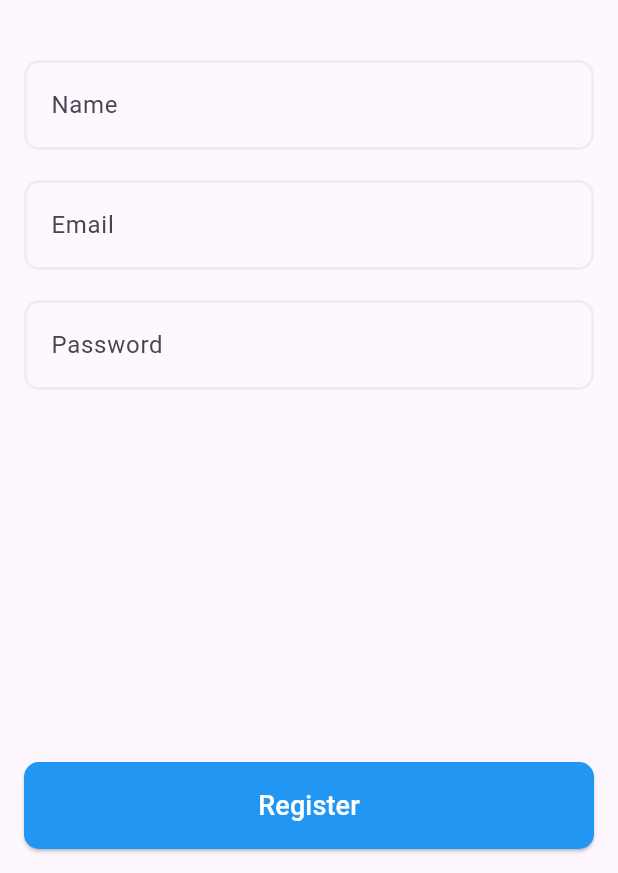
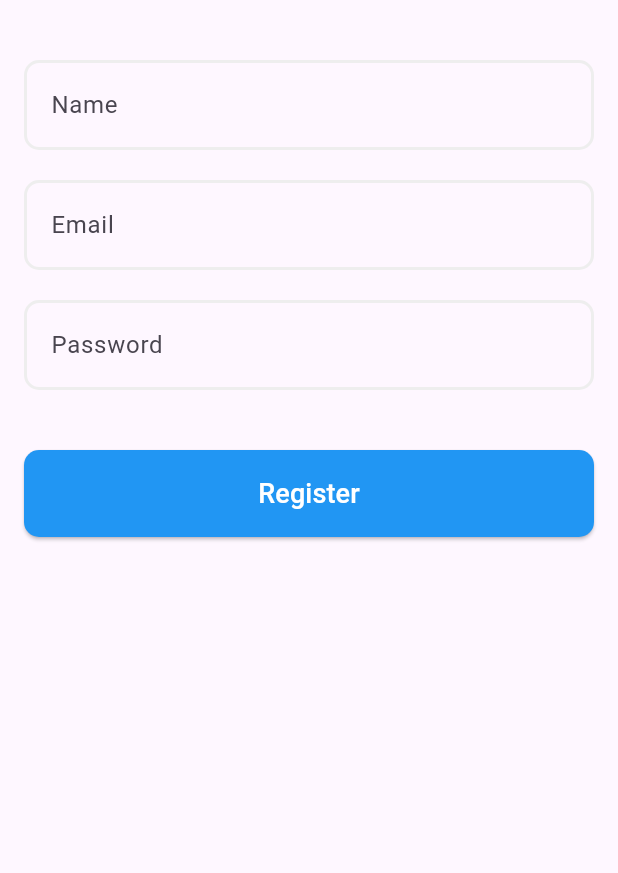
Before and after one commit to amroid0/parent_control, a Flutter app: the RegisterParentScreen screen opened by its route, on a phone screen of 412 x 824 dp, the part 363-1236 px from its top. Run offline on Flutter 3.47's test engine with Material 3 defaults, Android fonts, the light colour scheme and no system bars; our stand-ins replace bloc, cached_network_image, cloud_firestore, firebase_auth, firebase_core, flutter_bloc and 7 more; missing offline and left inert: dart:ffi, flutter_foreground_task, installed_apps, usage_stats; accounts and stored records are empty; network calls fail.

Commit message:
Implement geofencing feature for parent and child screens, add QuickAlert dependency, and refactor MyApp structure

```diff
--- /dev/null
+++ b/lib/route.dart
@@ -0,0 +1,23 @@
+import 'package:flutter/material.dart';
+import 'package:parent_control/screens/child/geofencing-feature-child/view/check_geo_child.dart';
+import 'package:parent_control/screens/child/home_child/home_child_screen.dart';
+import 'package:parent_control/screens/parent/add_child/add_child_screen.dart';
+import 'package:parent_control/screens/parent/home_parent/home_parent_screen.dart';
+import 'package:parent_control/screens/parent/parent_login/login_parent_screen.dart';
+import 'package:parent_control/screens/parent/register/register_parent_screen.dart';
+import 'package:parent_control/screens/splash/splash_screen.dart';
+import 'package:parent_control/screens/child/child_login/login_child_screen.dart';
+import 'package:parent_control/screens/user_type_selection_screen.dart';
+
+final Map<String, WidgetBuilder> appRoutes = {
+  '/splash': (context) => SplashScreen(),
+  '/': (context) => UserTypeSelectionScreen(),
+  '/registerParent': (context) => RegisterParentScreen(),
+  '/loginParent': (context) => LoginParentScreen(),
+  '/loginChild': (context) => LoginChildScreen(),
+  '/addChild': (context) => AddChildScreen(),
+  '/parentHome': (context) =>  ParentHomeScreen(),
+  '/childMain': (context) => ChildHomeScreen(
+      childId: ModalRoute.of(context)!.settings.arguments as String),
+  '/checkGeoChild': (context) => const CheckGeoChild(),
+};
--- a/lib/screens/parent/register/register_parent_screen.dart
+++ b/lib/screens/parent/register/register_parent_screen.dart
@@ -1,35 +1,44 @@
 import 'package:flutter/material.dart';
 import 'package:flutter_bloc/flutter_bloc.dart';
-import 'package:flutter_svg/flutter_svg.dart';
+import 'package:parent_control/screens/parent/widgets/custom_register_button.dart';
+import 'package:parent_control/screens/parent/widgets/custom_text_filed.dart';
 import 'parent_register_cubit.dart';
+import 'package:quickalert/quickalert.dart';
 
 class RegisterParentScreen extends StatelessWidget {
   final TextEditingController _nameController = TextEditingController();
   final TextEditingController _emailController = TextEditingController();
   final TextEditingController _passwordController = TextEditingController();
 
+  RegisterParentScreen({super.key});
+
   @override
   Widget build(BuildContext context) {
     return Scaffold(
       appBar: AppBar(
-        title: Text('Create Parent Account'),
+        title: const Text('Create Parent Account'),
       ),
       body: BlocProvider(
         create: (context) => ParentRegistrationCubit(),
         child: BlocConsumer<ParentRegistrationCubit, ParentRegistrationState>(
           listener: (context, state) {
             if (state is ParentRegistrationSuccess) {
-              ScaffoldMessenger.of(context).showSnackBar(
-                SnackBar(content: Text('Verification email sent. Please check your email.')),
+              QuickAlert.show(
+                context: context,
+                type: QuickAlertType.success,
+                text: 'Verification email sent. Please check your email!',
               );
             } else if (state is ParentRegistrationFailure) {
-              ScaffoldMessenger.of(context).showSnackBar(
-                SnackBar(content: Text(state.error)),
+              QuickAlert.show(
+                context: context,
+                type: QuickAlertType.error,
+                text: state.error,
               );
             }
           },
           builder: (context, state) {
             return SafeArea(
+              child: SingleChildScrollView(
                 child: Padding(
                   padding: const EdgeInsets.all(16.0),
                   child: Column(
@@ -37,22 +46,39 @@ class RegisterParentScreen extends StatelessWidget {
                     children: [
                       Column(
                         children: [
-                        SizedBox(height: 20),
+                          const SizedBox(height: 20),
                           Image.asset(
                             'assets/logo.png', // Replace with your logo path
                             height: 150,
                           ),
-                        SizedBox(height: 40),
-                        _buildTextField(_nameController, 'Name'),
-                        SizedBox(height: 20),
-                        _buildTextField(_emailController, 'Email'),
-                        SizedBox(height: 20),
-                        _buildTextField(_passwordController, 'Password', obscureText: true),
+                          const SizedBox(height: 40),
+                          CustomTextField(
+                            controller: _nameController,
+                            label: 'Name',
+                          ),
+                          const SizedBox(height: 20),
+                          CustomTextField(
+                            controller: _emailController,
+                            label: 'Email',
+                          ),
+                          const SizedBox(height: 20),
+                          CustomTextField(
+                            controller: _passwordController,
+                            label: 'Password',
+                            obscureText: true,
+                          ),
                         ],
                       ),
-                    SizedBox(height: 40),
-                    _buildRegisterButton(context, state),
+                      const SizedBox(height: 40),
+                      RegisterButton(
+                        name: _nameController.text,
+                        email: _emailController.text,
+                        password: _passwordController.text,
+                        state: state,
+                        context: context,
+                      ),
                     ],
+                  ),
                 ),
               ),
             );
@@ -61,52 +87,4 @@ class RegisterParentScreen extends StatelessWidget {
       ),
     );
   }
-
-  Widget _buildTextField(TextEditingController controller, String label, {bool obscureText = false}) {
-    return Container(
-      decoration: BoxDecoration(
-        border: Border.all(color: Colors.grey[200]!, width: 2),
-        borderRadius: BorderRadius.circular(10),
-      ),
-      child: Padding(
-        padding: const EdgeInsets.symmetric(horizontal: 16.0),
-        child: TextField(
-          controller: controller,
-          decoration: InputDecoration(
-            labelText: label,
-            border: InputBorder.none,
-          ),
-          obscureText: obscureText,
-        ),
-      ),
-    );
 }
-
-  Widget _buildRegisterButton(BuildContext context, ParentRegistrationState state) {
-    return SizedBox(
-      width: double.infinity,
-      child: ElevatedButton(
-        onPressed: () {
-          context.read<ParentRegistrationCubit>().registerParent(
-            _nameController.text,
-            _emailController.text,
-            _passwordController.text,
-          );
-        },
-        style: ElevatedButton.styleFrom(
-          backgroundColor: Colors.blue,
-          padding: EdgeInsets.symmetric(vertical: 16),
-          shape: RoundedRectangleBorder(
-            borderRadius: BorderRadius.circular(10),
-          ),
-        ),
-        child: state is ParentRegistrationLoading
-            ? CircularProgressIndicator(valueColor: AlwaysStoppedAnimation<Color>(Colors.white))
-            : Text(
-          'Register',
-          style: TextStyle(fontSize: 18,color: Colors.white),
-        ),
-      ),
-    );
-  }
-}
--- /dev/null
+++ b/lib/screens/parent/widgets/custom_register_button.dart
@@ -0,0 +1,50 @@
+import 'package:flutter/material.dart';
+import 'package:flutter_bloc/flutter_bloc.dart';
+import 'package:parent_control/screens/parent/register/parent_register_cubit.dart';
+
+class RegisterButton extends StatelessWidget {
+  final BuildContext context;
+  final ParentRegistrationState state;
+  final String name;
+  final String email;
+  final String password;
+
+  const RegisterButton({
+    super.key,
+    required this.context,
+    required this.state,
+    required this.name,
+    required this.email,
+    required this.password,
+  });
+
+  @override
+  Widget build(BuildContext context) {
+    return SizedBox(
+      width: double.infinity,
+      child: ElevatedButton(
+        onPressed: () {
+          context.read<ParentRegistrationCubit>().registerParent(
+                name,
+                email,
+                password,
+              );
+        },
+        style: ElevatedButton.styleFrom(
+          backgroundColor: Colors.blue,
+          padding: const EdgeInsets.symmetric(vertical: 16),
+          shape: RoundedRectangleBorder(
+            borderRadius: BorderRadius.circular(10),
+          ),
+        ),
+        child: state is ParentRegistrationLoading
+            ? const CircularProgressIndicator(
+                valueColor: AlwaysStoppedAnimation<Color>(Colors.white))
+            : const Text(
+                'Register',
+                style: TextStyle(fontSize: 18, color: Colors.white),
+              ),
+      ),
+    );
+  }
+}
--- /dev/null
+++ b/lib/screens/parent/widgets/custom_text_filed.dart
@@ -0,0 +1,35 @@
+import 'package:flutter/material.dart';
+
+class CustomTextField extends StatelessWidget {
+  final TextEditingController controller;
+  final String label;
+  final bool obscureText;
+
+  const CustomTextField({
+    super.key,
+    required this.controller,
+    required this.label,
+    this.obscureText = false,
+  });
+
+  @override
+  Widget build(BuildContext context) {
+    return Container(
+      decoration: BoxDecoration(
+        border: Border.all(color: Colors.grey[200]!, width: 2),
+        borderRadius: BorderRadius.circular(10),
+      ),
+      child: Padding(
+        padding: const EdgeInsets.symmetric(horizontal: 16.0),
+        child: TextField(
+          controller: controller,
+          decoration: InputDecoration(
+            labelText: label,
+            border: InputBorder.none,
+          ),
+          obscureText: obscureText,
+        ),
+      ),
+    );
+  }
+}
--- a/pubspec.yaml
+++ b/pubspec.yaml
@@ -47,6 +47,7 @@ dependencies:
   geolocator: ^10.0.1
   google_maps_flutter: ^2.6.1
   cached_network_image: ^3.2.3
+  quickalert: ^1.1.0
 
 
 dependency_overrides:
```
Also changed, not shown: lib/main.dart (+3 -32 lines), lib/material.dart (added, +15 -0 lines), lib/screens/child/geofencing-feature-child/cubit/geo_cubit.dart (added, +64 -0 lines), lib/screens/child/geofencing-feature-child/cubit/geo_state.dart (added, +18 -0 lines), lib/screens/child/geofencing-feature-child/model/geofence_model.dart (added, +13 -0 lines), lib/screens/child/geofencing-feature-child/view/check_geo_child.dart (added, +75 -0 lines), lib/screens/parent/geofencing-feature_parent/cubit/geo_parent_cubit.dart (added, +17 -0 lines), lib/screens/parent/geofencing-feature_parent/cubit/geo_parent_state.dart (added, +12 -0 lines), lib/screens/parent/geofencing-feature_parent/view/add_geo_parent.dart (added, +83 -0 lines), lib/screens/parent/parent_login/login_parent_screen.dart (+24 -16 lines), lib/screens/child/geofencing-feature-child/viewmodel/geo_view_model.dart (added), lib/screens/parent/geofencing-feature_parent/viewmodel/geo_parent_view_model.dart (added), pubspec.lock. Lines whose indentation alone changed are shown as unchanged.
